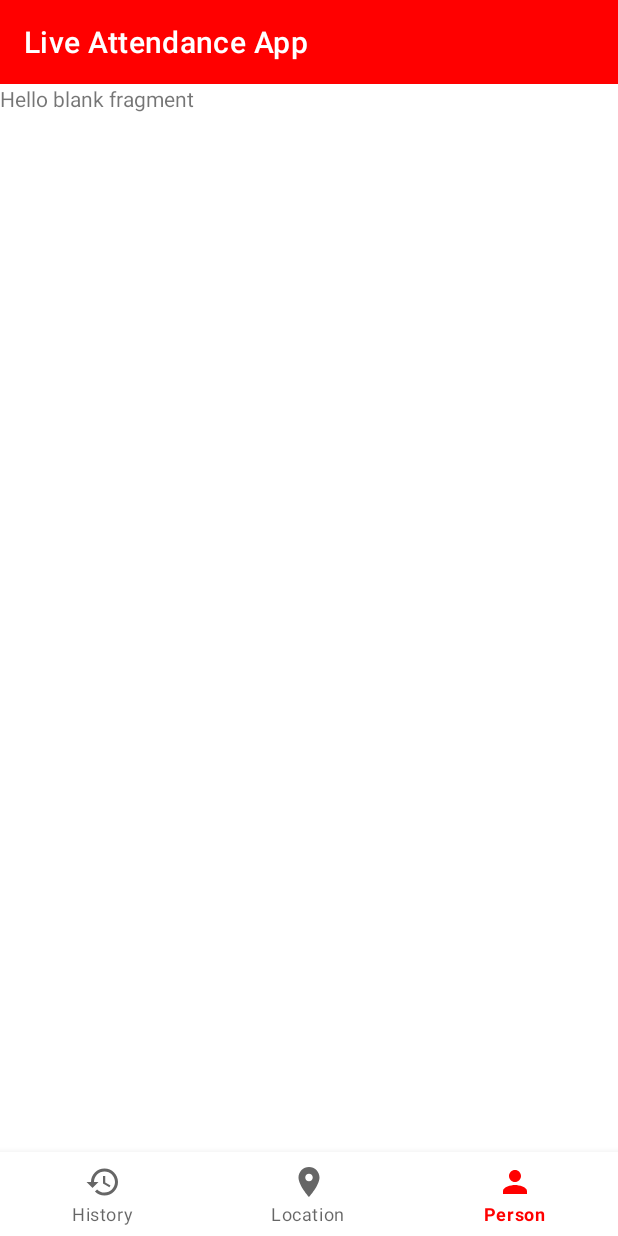
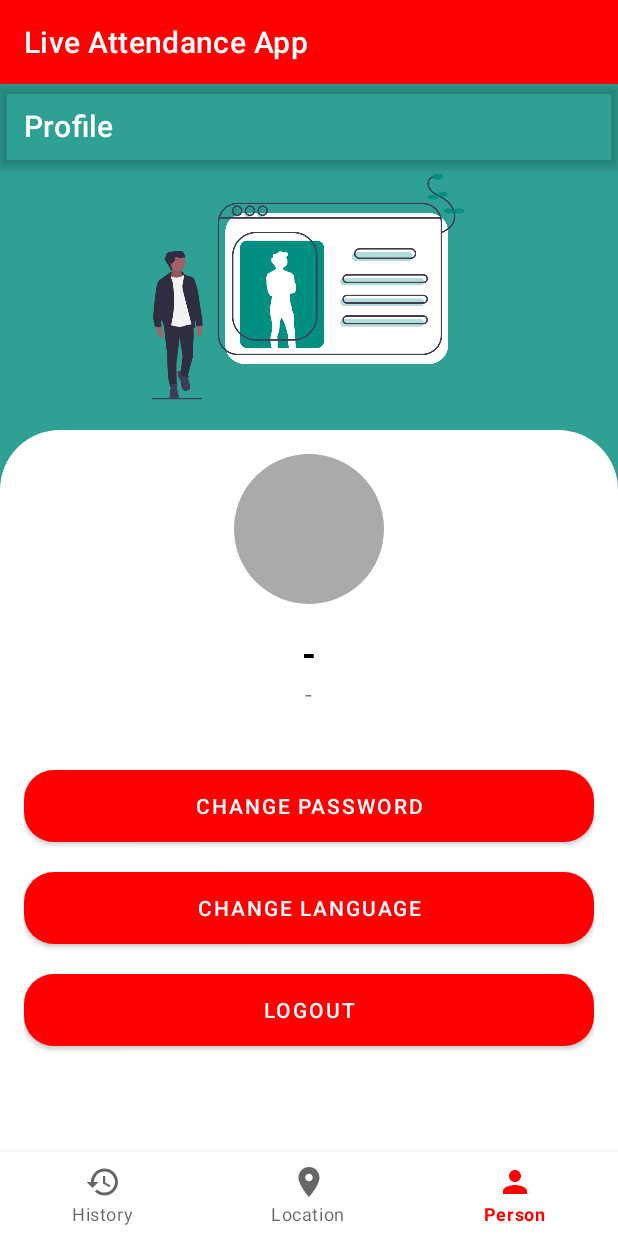
Before and after one commit to brilyanilhamsadewo/attendance-codepolitan-mobile, an Android app: the screen it shows after launch (MainActivity), item 3 of the bottom bar chosen, on a phone screen of 412 x 824 dp. Run offline under Robolectric (Android 15) with nearby library versions, the phone set to English and light mode, and no system bars; our stand-ins replace CircleImageView.

Commit message:
Add UI Profile

```diff
--- a/app/src/main/java/com/example/liveattendanceapp/views/profile/ProfileFragment.kt
+++ b/app/src/main/java/com/example/liveattendanceapp/views/profile/ProfileFragment.kt
@@ -7,28 +7,7 @@ import android.view.View
 import android.view.ViewGroup
 import com.example.liveattendanceapp.R
 
-// TODO: Rename parameter arguments, choose names that match
-// the fragment initialization parameters, e.g. ARG_ITEM_NUMBER
-private const val ARG_PARAM1 = "param1"
-private const val ARG_PARAM2 = "param2"
-
-/**
- * A simple [Fragment] subclass.
- * Use the [ProfileFragment.newInstance] factory method to
- * create an instance of this fragment.
- */
 class ProfileFragment : Fragment() {
-    // TODO: Rename and change types of parameters
-    private var param1: String? = null
-    private var param2: String? = null
-
-    override fun onCreate(savedInstanceState: Bundle?) {
-        super.onCreate(savedInstanceState)
-        arguments?.let {
-            param1 = it.getString(ARG_PARAM1)
-            param2 = it.getString(ARG_PARAM2)
-        }
-    }
 
     override fun onCreateView(
         inflater: LayoutInflater, container: ViewGroup?,
@@ -38,23 +17,4 @@ class ProfileFragment : Fragment() {
         return inflater.inflate(R.layout.fragment_profile, container, false)
     }
 
-    companion object {
-        /**
-         * Use this factory method to create a new instance of
-         * this fragment using the provided parameters.
-         *
-         * @param param1 Parameter 1.
-         * @param param2 Parameter 2.
-         * @return A new instance of fragment ProfileFragment.
-         */
-        // TODO: Rename and change types and number of parameters
-        @JvmStatic
-        fun newInstance(param1: String, param2: String) =
-            ProfileFragment().apply {
-                arguments = Bundle().apply {
-                    putString(ARG_PARAM1, param1)
-                    putString(ARG_PARAM2, param2)
-                }
-            }
-    }
 }
--- /dev/null
+++ b/app/src/main/res/drawable/bg_btn_logout.xml
@@ -0,0 +1,8 @@
+<?xml version="1.0" encoding="utf-8"?>
+<shape xmlns:android="http://schemas.android.com/apk/res/android"
+    android:shape="rectangle">
+
+    <solid android:color="#525050"/>
+    <corners android:radius="20dp"/>
+
+</shape>
--- /dev/null
+++ b/app/src/main/res/drawable/bg_profile.xml
@@ -0,0 +1,10 @@
+<?xml version="1.0" encoding="utf-8"?>
+<shape xmlns:android="http://schemas.android.com/apk/res/android"
+    android:shape="rectangle">
+
+    <solid android:color="@android:color/white"/>
+    <corners
+        android:topLeftRadius="40dp"
+        android:topRightRadius="40dp"/>
+
+</shape>
--- a/app/src/main/res/layout/fragment_profile.xml
+++ b/app/src/main/res/layout/fragment_profile.xml
@@ -1,14 +1,113 @@
 <?xml version="1.0" encoding="utf-8"?>
-<FrameLayout xmlns:android="http://schemas.android.com/apk/res/android"
+<androidx.constraintlayout.widget.ConstraintLayout xmlns:android="http://schemas.android.com/apk/res/android"
     xmlns:tools="http://schemas.android.com/tools"
     android:layout_width="match_parent"
     android:layout_height="match_parent"
+    xmlns:app="http://schemas.android.com/apk/res-auto"
+    android:background="@color/colorPrimary"
     tools:context=".views.profile.ProfileFragment">
 
-    <!-- TODO: Update blank fragment layout -->
-    <TextView
+    <com.google.android.material.appbar.AppBarLayout
+        android:id="@+id/appbar_profile"
         android:layout_width="match_parent"
-        android:layout_height="match_parent"
-        android:text="@string/hello_blank_fragment" />
+        android:layout_height="wrap_content"
+        android:background="@android:color/transparent"
+        android:elevation="0dp"
+        app:layout_constraintTop_toTopOf="parent">
 
-</FrameLayout>
+        <androidx.appcompat.widget.Toolbar
+            android:id="@+id/tb_profile"
+            android:layout_width="match_parent"
+            android:layout_height="wrap_content"
+            android:background="@android:color/transparent"
+            app:title="@string/profile"
+            app:titleTextColor="@android:color/white"
+            android:elevation="0dp"/>
+
+    </com.google.android.material.appbar.AppBarLayout>
+
+    <ScrollView
+        android:layout_width="match_parent"
+        android:layout_height="0dp"
+        android:fillViewport="true"
+        app:layout_constraintBottom_toBottomOf="parent"
+        app:layout_constraintTop_toBottomOf="@id/appbar_profile">
+
+        <LinearLayout
+            android:layout_width="match_parent"
+            android:layout_height="wrap_content"
+            android:orientation="vertical"
+            android:gravity="center_horizontal">
+
+            <ImageView
+                android:layout_width="wrap_content"
+                android:layout_height="wrap_content"
+                android:src="@drawable/image_profile"
+                android:layout_marginTop="4dp"/>
+
+            <LinearLayout
+                android:layout_width="match_parent"
+                android:layout_height="match_parent"
+                android:orientation="vertical"
+                android:layout_marginTop="20dp"
+                android:padding="16dp"
+                android:gravity="center_horizontal"
+                android:background="@drawable/bg_profile">
+
+                <de.hdodenhof.circleimageview.CircleImageView
+                    android:id="@+id/iv_profile"
+                    android:layout_width="100dp"
+                    android:layout_height="100dp"
+                    android:src="@android:color/darker_gray"/>
+
+                <TextView
+                    android:id="@+id/tv_name_profile"
+                    android:layout_width="wrap_content"
+                    android:layout_height="wrap_content"
+                    android:text="@string/default_text"
+                    android:textSize="24sp"
+                    android:textStyle="bold"
+                    android:textColor="@android:color/black"
+                    android:layout_marginTop="16dp"/>
+
+                <TextView
+                    android:id="@+id/tv_email_profile"
+                    android:layout_width="wrap_content"
+                    android:layout_height="wrap_content"
+                    android:text="@string/default_text"
+                    android:textSize="16sp"/>
+
+                <Button
+                    android:id="@+id/btn_change_password"
+                    android:layout_width="match_parent"
+                    android:layout_height="wrap_content"
+                    android:text="@string/change_password"
+                    android:background="@drawable/bg_btn_primary"
+                    android:textColor="@android:color/white"
+                    android:layout_marginTop="40dp"/>
+
+                <Button
+                    android:id="@+id/btn_change_language"
+                    android:layout_width="match_parent"
+                    android:layout_height="wrap_content"
+                    android:text="@string/change_language"
+                    android:background="@drawable/bg_btn_primary"
+                    android:textColor="@android:color/white"
+                    android:layout_marginTop="20dp"/>
+
+                <Button
+                    android:id="@+id/btn_logout"
+                    android:layout_width="match_parent"
+                    android:layout_height="wrap_content"
+                    android:text="@string/logout"
+                    android:background="@drawable/bg_btn_logout"
+                    android:textColor="@android:color/white"
+                    android:layout_marginTop="20dp"/>
+
+            </LinearLayout>
+
+        </LinearLayout>
+
+    </ScrollView>
+
+</androidx.constraintlayout.widget.ConstraintLayout>
--- a/app/src/main/res/values/strings.xml
+++ b/app/src/main/res/values/strings.xml
@@ -16,5 +16,9 @@
     <string name="default_text">-</string>
     <string name="your_photo">Your Photo</string>
     <string name="check_in">Check-In</string>
+    <string name="profile">Profile</string>
+    <string name="change_password">Change Password</string>
+    <string name="change_language">Change Language</string>
+    <string name="logout">Logout</string>
 
 </resources>
```
